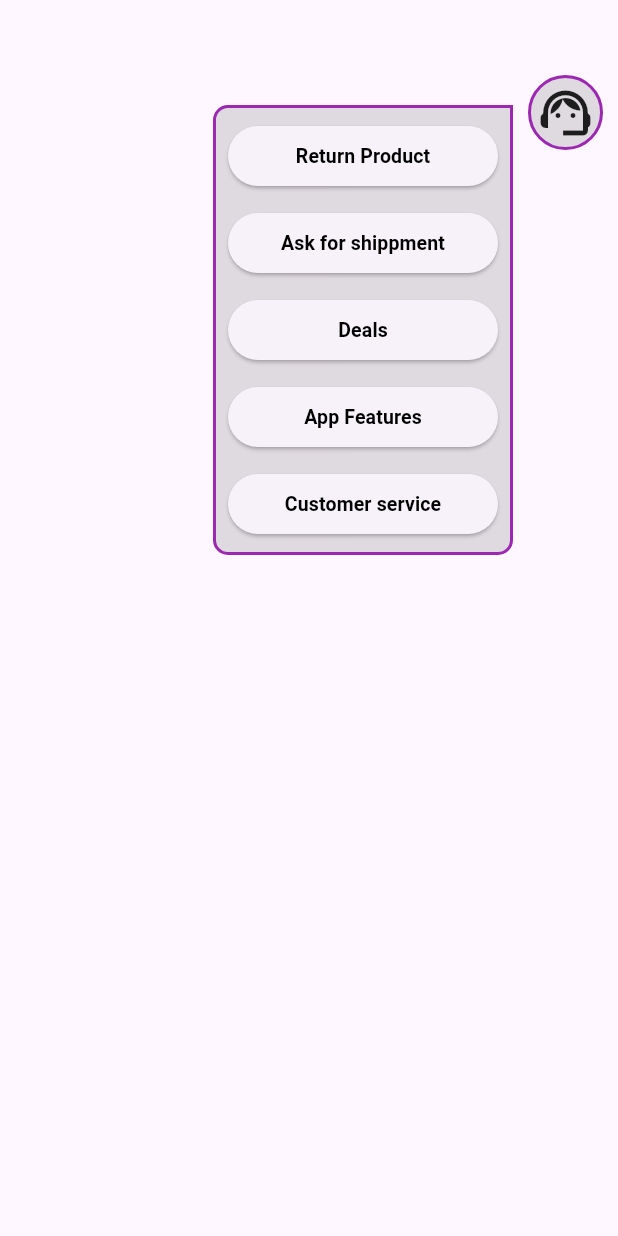
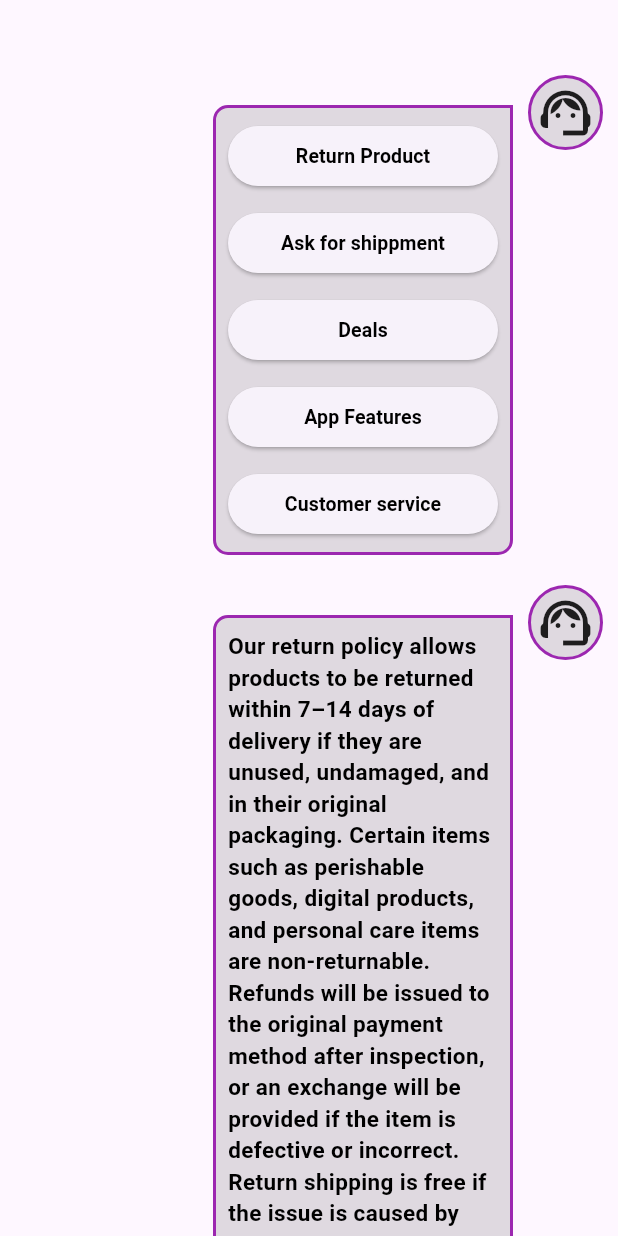
Before and after one commit to 00XAhmedX00/Electro-App, a Flutter app: the SupportPage widget shown alone on an empty page, opened directly, after a tap on "Return Product", on a phone screen of 412 x 824 dp. Run offline on Flutter 3.47's test engine with Material 3 defaults, Android fonts, the light colour scheme and no system bars; our stand-ins replace curved_navigation_bar, google_fonts, intl_phone_field; Roboto replaces fonts that are missing (Voces).

Commit message:
ehance_chat_page

```diff
--- a/lib/Screens/support_page.dart
+++ b/lib/Screens/support_page.dart
@@ -1,12 +1,39 @@
+import 'package:electrocart/Widgets/bot_answer.dart';
 import 'package:electrocart/Widgets/button_chat.dart';
 import 'package:flutter/material.dart';
 
-class SupportPage extends StatelessWidget {
+class SupportPage extends StatefulWidget {
   const SupportPage({super.key});
 
   @override
+  State<SupportPage> createState() => _SupportPageState();
+}
+
+class _SupportPageState extends State<SupportPage> {
+  int answer = 0;
+  String sendMessage() {
+    if (answer == 1) {
+      return "Our return policy allows products to be returned within 7–14 days "
+          "of delivery if they are unused, undamaged, and in their original packaging. Certain items such as perishable goods,"
+          " digital products, and personal care items are non-returnable. Refunds will be issued to the original payment method after inspection,"
+          " or an exchange will be provided if the item is defective or incorrect. Return shipping is free if the issue is caused by the seller"
+          ", but customers are responsible for costs when returning items for personal reasons. To start a return, please contact customer support for approval"
+          " and instructions.";
+    } else if (answer == 2) {
+      return "Shipment times vary depending on your location and are typically completed within **1 to 3 business days**. Once an order has been placed, it can only be canceled within the first **24 hours**; after this period, cancellations are no longer possible.";
+    } else if (answer == 3) {
+      return "You will find them in the discount page.";
+    } else if (answer == 4) {
+      return "Our Electro-App has user-friendly navigation, advanced product search and filtering, secure account management, and detailed product pages with specifications, reviews, and ratings. It should also provide shopping cart and wishlist functionality, multiple secure payment options, real-time order tracking, and personalized recommendations. Additional features like flash deals, promotional offers, customer support chat, and easy return/refund policies enhance the shopping experience, while push notifications keep users updated on new arrivals, discounts, and order status.";
+    } else {
+      return "Still not available!";
+    }
+  }
+
+  @override
   Widget build(BuildContext context) {
-    return Padding(
+    return SingleChildScrollView(
+      child: Padding(
         padding: const EdgeInsets.only(left: 10.0, right: 10.0, top: 50),
         child: Column(
           mainAxisAlignment: MainAxisAlignment.start,
@@ -36,15 +63,60 @@ class SupportPage extends StatelessWidget {
                         mainAxisAlignment: MainAxisAlignment.spaceBetween,
                         crossAxisAlignment: CrossAxisAlignment.start,
                         children: [
-                        chatButton(message: "Return Product"),
+                          chatButton(
+                            message: "Return Product",
+                            updateChat: () {
+                              setState(() {
+                                setState(() {
+                                  answer = 1;
+                                });
+                              });
+                            },
+                          ),
                           const SizedBox(height: 10),
-                        chatButton(message: "Ask for shippment"),
+                          chatButton(
+                            message: "Ask for shippment",
+                            updateChat: () {
+                              setState(() {
+                                setState(() {
+                                  answer = 2;
+                                });
+                              });
+                            },
+                          ),
                           const SizedBox(height: 10),
-                        chatButton(message: "Deals"),
+                          chatButton(
+                            message: "Deals",
+                            updateChat: () {
+                              setState(() {
+                                setState(() {
+                                  answer = 3;
+                                });
+                              });
+                            },
+                          ),
                           const SizedBox(height: 10),
-                        chatButton(message: "App Features"),
+                          chatButton(
+                            message: "App Features",
+                            updateChat: () {
+                              setState(() {
+                                setState(() {
+                                  answer = 4;
+                                });
+                              });
+                            },
+                          ),
                           const SizedBox(height: 10),
-                        chatButton(message: "Customer service"),
+                          chatButton(
+                            message: "Customer service",
+                            updateChat: () {
+                              setState(() {
+                                setState(() {
+                                  answer = 5;
+                                });
+                              });
+                            },
+                          ),
                         ],
                       ),
                     ),
@@ -63,7 +135,10 @@ class SupportPage extends StatelessWidget {
                 ),
               ],
             ),
+            const SizedBox(height: 20),
+            if (answer != 0) botAnswer(answer: sendMessage()),
           ],
+        ),
       ),
     );
   }
--- /dev/null
+++ b/lib/Widgets/bot_answer.dart
@@ -0,0 +1,48 @@
+import 'package:flutter/material.dart';
+import 'package:google_fonts/google_fonts.dart';
+
+Widget botAnswer({required String answer}) {
+  return Row(
+    mainAxisAlignment: MainAxisAlignment.end,
+    crossAxisAlignment: CrossAxisAlignment.start,
+    children: [
+      Padding(
+        padding: const EdgeInsets.only(top: 20.0),
+        child: Container(
+          width: 200,
+          decoration: BoxDecoration(
+            color: Colors.black12,
+            borderRadius: BorderRadius.only(
+              bottomLeft: Radius.circular(10),
+              bottomRight: Radius.circular(10),
+              topLeft: Radius.circular(10),
+            ),
+            border: Border.all(color: Colors.purple, width: 2),
+          ),
+          child: Padding(
+            padding: const EdgeInsets.all(8.0),
+            child: Text(
+              answer,
+              style: GoogleFonts.voces(
+                color: Colors.black,
+                fontSize: 15,
+                fontWeight: FontWeight.bold,
+              ),
+            ),
+          ),
+        ),
+      ),
+      const SizedBox(width: 10),
+      Container(
+        width: 50,
+        height: 50,
+        decoration: BoxDecoration(
+          color: Colors.black12,
+          borderRadius: BorderRadius.circular(30),
+          border: Border.all(color: Colors.purple, width: 2),
+        ),
+        child: Icon(Icons.support_agent_outlined, size: 40),
+      ),
+    ],
+  );
+}
--- a/lib/Widgets/button_chat.dart
+++ b/lib/Widgets/button_chat.dart
@@ -1,10 +1,15 @@
 import 'package:flutter/material.dart';
 import 'package:google_fonts/google_fonts.dart';
 
-Widget chatButton({required String message}) {
+Widget chatButton({
+  required String message,
+  required void Function() updateChat,
+}) {
   return ElevatedButton(
     style: ElevatedButton.styleFrom(fixedSize: Size(double.maxFinite, 20)),
-    onPressed: () {},
+    onPressed: () {
+      updateChat();
+    },
     child: Text(
       message,
       style: GoogleFonts.voces(
```
Lines whose indentation alone changed are shown as unchanged.
